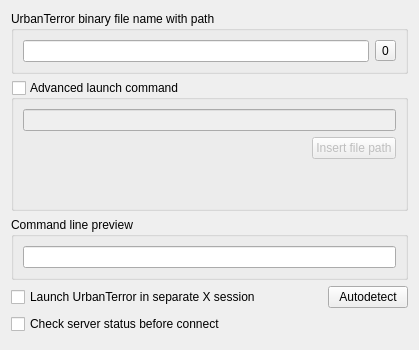
Old version of the form src/setting_forms/launch_settings_form.ui in the repository navrocky/urtconnector.
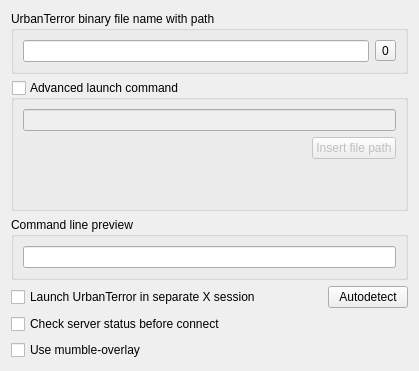
New version of the form. Icons and pictures are not drawn.

Commit message: mumble-overlay.

What changed in the file:
```diff
--- a/src/setting_forms/launch_settings_form.ui
+++ b/src/setting_forms/launch_settings_form.ui
@@ -177,6 +177,13 @@
      </property>
     </widget>
    </item>
+   <item>
+    <widget class="QCheckBox" name="mumble_overlay_check">
+     <property name="text">
+      <string>Use mumble-overlay</string>
+     </property>
+    </widget>
+   </item>
    <item>
     <spacer name="verticalSpacer_3">
      <property name="orientation">
```
The commit also changes 6 other files.
